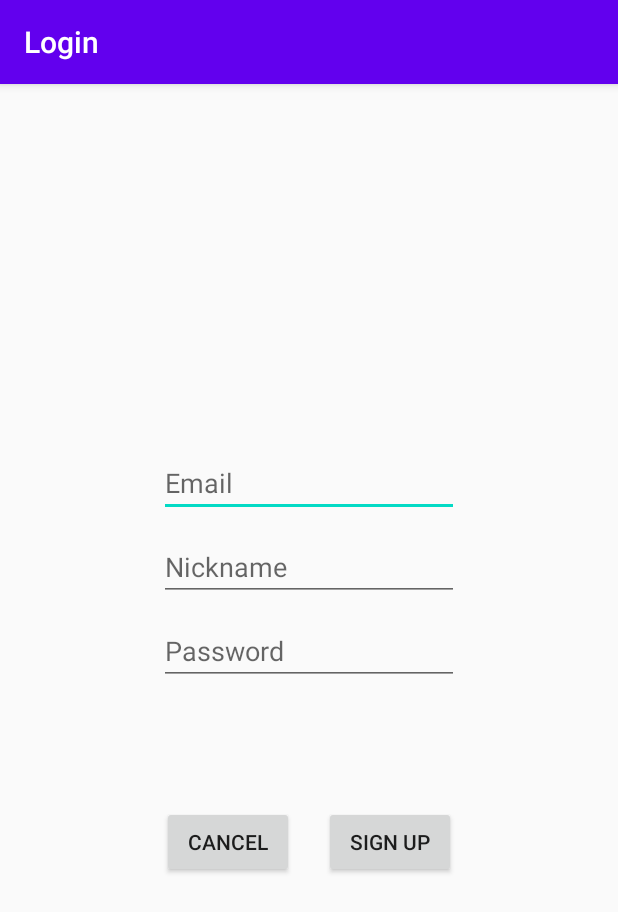
After one commit to hilakornis/236333-Project-in-Arduino-IoT-RoboCode, an Android app: the SignupActivity screen opened directly, with no data from a screen before it, on a phone screen of 412 x 824 dp. The commit adds this screen. Shown: the top 912 px of the screen. Run offline under Robolectric (Android 15) with nearby library versions, the phone set to English and light mode, and no system bars; our stand-ins replace Firebase (no records; nobody signed in at launch, a user with empty details on screens opened directly).

Commit message:
עוד דברים סגירת עבודה של שישי משותפת

```diff
--- a/app/src/main/AndroidManifest.xml
+++ b/app/src/main/AndroidManifest.xml
@@ -12,10 +12,11 @@
         android:roundIcon="@mipmap/ic_launcher_round"
         android:supportsRtl="true"
         android:theme="@style/AppTheme">
+        <activity android:name=".SignupActivity"></activity>
         <activity
             android:name=".NavigationActivity"
             android:label="@string/title_activity_navigation"
-            android:theme="@style/AppTheme.NoActionBar"></activity>
+            android:theme="@style/AppTheme.NoActionBar" />
         <activity android:name=".LoginActivity" />
         <activity android:name=".TasksActivity" />
         <activity android:name=".MainActivity">
--- a/app/src/main/java/com/example/a236333_hw3/LoginActivity.java
+++ b/app/src/main/java/com/example/a236333_hw3/LoginActivity.java
@@ -74,7 +74,7 @@ public class LoginActivity extends AppCompatActivity {
         signUpButton.setOnClickListener(new View.OnClickListener() {
             @Override
             public void onClick(View v) {
-                // TODO
+                startActivity(new Intent(LoginActivity.this, SignupActivity.class));
             }
         });
     }
--- /dev/null
+++ b/app/src/main/java/com/example/a236333_hw3/SignupActivity.java
@@ -0,0 +1,152 @@
+package com.example.a236333_hw3;
+
+import androidx.annotation.NonNull;
+import androidx.appcompat.app.AppCompatActivity;
+
+import com.example.a236333_hw3.Tools.RoboCodeSettings;
+import com.google.android.gms.tasks.OnCompleteListener;
+import com.google.android.gms.tasks.Task;
+import com.google.firebase.auth.AuthResult;
+import com.google.firebase.auth.FirebaseAuth;
+
+import android.content.Intent;
+import android.text.TextUtils;
+import android.util.Log;
+import android.view.View;
+import android.widget.EditText;
+import android.widget.Button;
+import android.os.Bundle;
+import android.widget.Toast;
+
+
+public class SignupActivity extends AppCompatActivity {
+
+    // ============================================================================================
+
+    EditText passwordEditText, nicknameEditText, EmailEditText;
+    Button cancelButton, signButton;
+
+    // ============================================================================================
+
+    String TAG = "LoginActivity";
+    FirebaseAuth firebaseAuthenticator;
+
+
+    @Override
+    protected void onCreate(Bundle savedInstanceState) {
+        super.onCreate(savedInstanceState);
+        setContentView(R.layout.activity_signup);
+        firebaseAuthenticator = FirebaseAuth.getInstance();
+        initUI();
+    }
+
+    private void initUI() {
+        // Set UI elements
+        EmailEditText = findViewById(R.id.textEmailAddress);
+        passwordEditText = findViewById(R.id.textPassword);
+        nicknameEditText = findViewById(R.id.textNickname);
+        signButton = findViewById(R.id.signButton);
+        cancelButton = findViewById(R.id.cancelButton);
+
+        runOnUiThread(new Runnable() {
+            @Override
+            public void run() {
+                cancelButton.setEnabled(true);
+                signButton.setEnabled(true);
+            }
+        });
+
+        setTitle("Login");
+
+        cancelButton.setOnClickListener(new View.OnClickListener() {
+            @Override
+            public void onClick(View v) {
+                finish();
+            }
+        });
+
+        signButton.setOnClickListener(new View.OnClickListener() {
+            @Override
+            public void onClick(View v) {
+                runOnUiThread(new Runnable() {
+                    @Override
+                    public void run() {
+                        cancelButton.setEnabled(false);
+                        signButton.setEnabled(false);
+                    }
+                });
+
+                trySignUp();
+            }
+        });
+    }
+
+    private void trySignUp() {
+        String email, password, nickname;
+        email = EmailEditText.getText().toString();
+        password = passwordEditText.getText().toString();
+        nickname = nicknameEditText.getText().toString();
+
+        if (TextUtils.isEmpty(email)) {
+            Toast.makeText(SignupActivity.this, "Please enter an email!", Toast.LENGTH_LONG).show();
+            runOnUiThread(new Runnable() {
+                @Override
+                public void run() {
+                    cancelButton.setEnabled(true);
+                    signButton.setEnabled(true);
+                }
+            });
+            return;
+        }
+        if (TextUtils.isEmpty(nickname)) {
+            Toast.makeText(SignupActivity.this, "Please enter a nickname!", Toast.LENGTH_LONG).show();
+            runOnUiThread(new Runnable() {
+                @Override
+                public void run() {
+                    cancelButton.setEnabled(true);
+                    signButton.setEnabled(true);
+                }
+            });
+            return;
+        }
+        if (TextUtils.isEmpty(password)) {
+            Toast.makeText(SignupActivity.this, "Please enter a password!", Toast.LENGTH_LONG).show();
+            runOnUiThread(new Runnable() {
+                @Override
+                public void run() {
+                    cancelButton.setEnabled(true);
+                    signButton.setEnabled(true);
+                }
+            });
+            return;
+        }
+
+    firebaseAuthenticator.createUserWithEmailAndPassword(email, password)
+        .addOnCompleteListener(this, new OnCompleteListener<AuthResult>() {
+            @Override
+            public void onComplete(@NonNull Task<AuthResult> task) {
+            if (task.isSuccessful()) {
+                // Sign in success, update UI with the signed-in user's information
+                Log.d(TAG, "signUpWithEmail:success");
+                RoboCodeSettings.getInstance().user = firebaseAuthenticator.getCurrentUser();
+
+                // TODO : add document to USERS collection
+
+                startActivity(new Intent(SignupActivity.this, TasksActivity.class));
+            } else {
+                // If sign in fails, display a message to the user.
+                Log.w(TAG, "signUpWithEmail:failure", task.getException());
+                Toast.makeText(SignupActivity.this, "Registration failed",
+                        Toast.LENGTH_SHORT).show();
+                runOnUiThread(new Runnable() {
+                    @Override
+                    public void run() {
+                        cancelButton.setEnabled(true);
+                        signButton.setEnabled(true);
+                    }
+                });
+            }
+            }
+        });
+    }
+}
--- a/app/src/main/res/layout/activity_login.xml
+++ b/app/src/main/res/layout/activity_login.xml
@@ -58,7 +58,7 @@
             android:layout_width="wrap_content"
             android:layout_height="wrap_content"
             android:layout_gravity="center"
-            android:text="Not signed up yet?"
+            android:text="Not registered yet?"
             />
         <Button
             android:layout_marginTop="5dp"
--- /dev/null
+++ b/app/src/main/res/layout/activity_signup.xml
@@ -0,0 +1,83 @@
+<?xml version="1.0" encoding="utf-8"?>
+<androidx.constraintlayout.widget.ConstraintLayout xmlns:android="http://schemas.android.com/apk/res/android"
+    xmlns:app="http://schemas.android.com/apk/res-auto"
+    xmlns:tools="http://schemas.android.com/tools"
+    android:layout_width="match_parent"
+    android:layout_height="match_parent"
+    tools:context=".SignupActivity">
+    <ScrollView
+        android:layout_width="match_parent"
+        android:layout_height="match_parent">
+        <LinearLayout
+            android:layout_width="wrap_content"
+            android:layout_height="wrap_content"
+            android:orientation="vertical"
+            android:layout_gravity="center" >
+            <EditText
+                android:layout_marginTop="5dp"
+                android:layout_marginLeft="5dp"
+                android:layout_marginRight="5dp"
+                android:layout_marginBottom="5dp"
+                android:id="@+id/textEmailAddress"
+                android:layout_width="200dp"
+                android:layout_height="wrap_content"
+                android:ems="10"
+                android:hint="Email"
+                android:inputType="textEmailAddress" />
+
+            <EditText
+                android:layout_marginTop="5dp"
+                android:layout_marginLeft="5dp"
+                android:layout_marginRight="5dp"
+                android:layout_marginBottom="5dp"
+                android:id="@+id/textNickname"
+                android:layout_width="200dp"
+                android:layout_height="wrap_content"
+                android:ems="10"
+                android:hint="Nickname"
+                android:inputType="text" />
+
+            <EditText
+                android:layout_marginTop="5dp"
+                android:layout_marginLeft="5dp"
+                android:layout_marginRight="5dp"
+                android:layout_marginBottom="5dp"
+                android:id="@+id/textPassword"
+                android:layout_width="200dp"
+                android:layout_height="wrap_content"
+                android:ems="10"
+                android:hint="Password"
+                android:inputType="textPassword" />
+
+            <LinearLayout
+                android:layout_marginTop="55dp"
+                android:layout_width="wrap_content"
+                android:layout_height="wrap_content"
+                android:orientation="horizontal"
+                android:layout_gravity="center">
+                <Button
+                    android:layout_marginTop="15dp"
+                    android:layout_marginLeft="5dp"
+                    android:layout_marginRight="10dp"
+                    android:layout_marginBottom="5dp"
+                    android:layout_width="wrap_content"
+                    android:layout_height="wrap_content"
+                    android:text="cancel"
+                    android:id="@+id/cancelButton"
+                    android:layout_gravity="center"/>
+                <Button
+                    android:layout_marginTop="15dp"
+                    android:layout_marginLeft="10dp"
+                    android:layout_marginRight="5dp"
+                    android:layout_marginBottom="5dp"
+                    android:layout_width="wrap_content"
+                    android:layout_height="wrap_content"
+                    android:text="Sign Up"
+                    android:id="@+id/signButton"
+                    android:layout_gravity="center"/>
+            </LinearLayout>
+
+
+        </LinearLayout>
+    </ScrollView>
+</androidx.constraintlayout.widget.ConstraintLayout>
```
